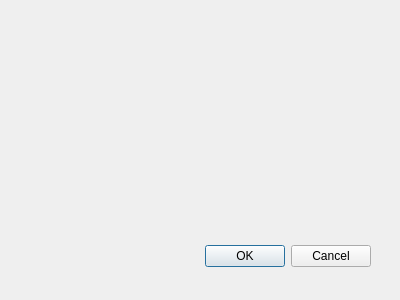
First picture: the form in src/settings.ui, repository filipecosta90/im2model_app, before the edit.
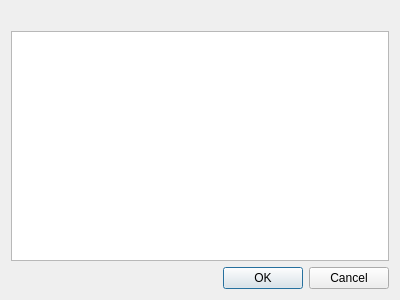
Second picture: the form after the edit.

Commit message: setting preferences list and preferences editor

```diff
--- a/src/settings.ui
+++ b/src/settings.ui
@@ -15,15 +15,9 @@
   <property name="windowTitle">
    <string>Dialog</string>
   </property>
-  <widget name="buttonBox" class="QDialogButtonBox">
-   <property name="geometry">
-    <rect>
-     <x>30</x>
-     <y>240</y>
-     <width>341</width>
-     <height>32</height>
-    </rect>
-   </property>
+    <layout class="QGridLayout" name="gridLayout">
+      <item row="2" column="0">
+        <widget class="QDialogButtonBox" name="buttonBox">
    <property name="orientation">
     <enum>Qt::Horizontal</enum>
    </property>
@@ -31,8 +25,19 @@
     <set>QDialogButtonBox::Cancel|QDialogButtonBox::Ok</set>
    </property>
   </widget>
- </widget>
- <pixmapfunction/>
+      </item>
+      <item row="1" column="0">
+        <widget class="QTreeView" name="qtree_view_project_project_preferences"/>
+      </item>
+      <item row="0" column="0">
+        <widget class="QLabel" name="qlabel_settings">
+          <property name="text">
+            <string/>
+          </property>
+        </widget>
+      </item>
+    </layout>
+  </widget>
  <resources/>
  <connections>
   <connection>
```
Left out of the diff: 6 changed lines with no effect on the pictures. Lines whose indentation alone changed are shown as unchanged. The commit also changes 8 other files.
